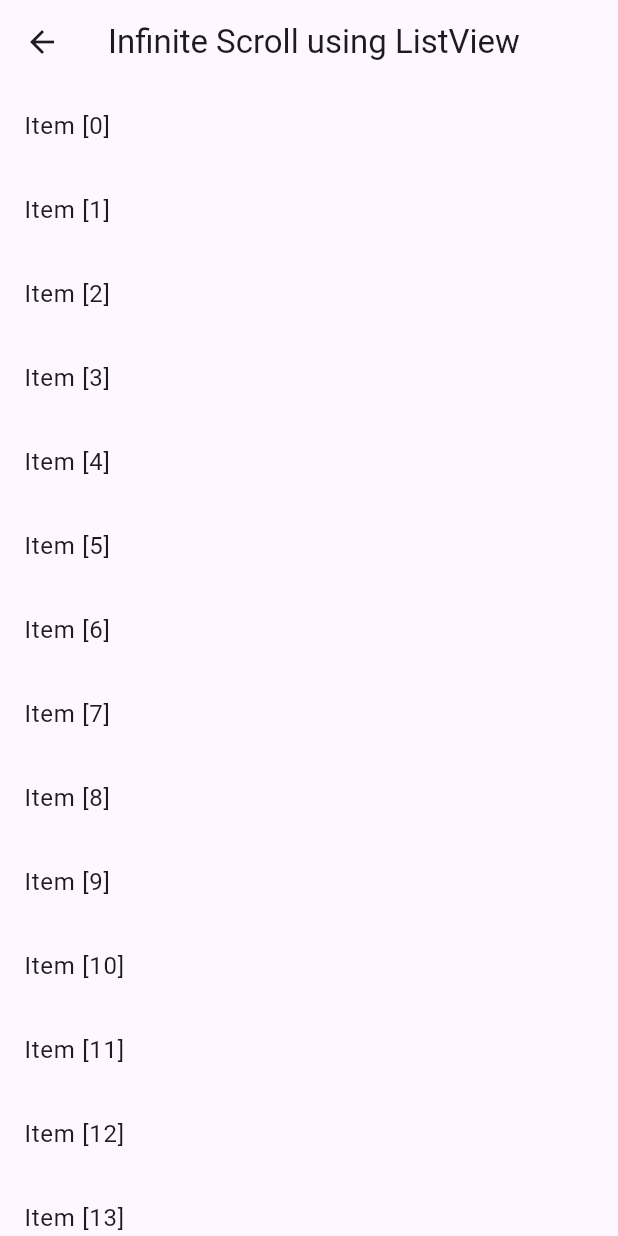
After one commit to HaiNguyen2404/mobile_stores_v2, a Flutter app: the ListviewPaging screen opened directly, on a phone screen of 412 x 824 dp. The commit adds this screen. Run offline on Flutter 3.47's test engine with Material 3 defaults, Android fonts, the phone set to English and light mode, and no system bars; our stand-ins replace dio, hive_flutter; accounts and stored records are empty; network calls fail.

Commit message:
Paging for Products list

```diff
--- /dev/null
+++ b/lib/listview_paging.dart
@@ -0,0 +1,72 @@
+import 'package:flutter/material.dart';
+
+class ListviewPaging extends StatefulWidget {
+  const ListviewPaging({super.key});
+
+  @override
+  State<ListviewPaging> createState() => _ListviewPagingState();
+}
+
+class _ListviewPagingState extends State<ListviewPaging> {
+  final ScrollController _scrollController = ScrollController();
+  final List<int> _data = List.generate(20, (index) => index); // Initial data
+
+  @override
+  void initState() {
+    super.initState();
+    _scrollController.addListener(_loadMoreData);
+  }
+
+  @override
+  void dispose() {
+    _scrollController.dispose();
+    super.dispose();
+  }
+
+  // void _loadMoreData() {
+  //   setState(() {
+  //     _data.addAll(List.generate(10, (index) => _data.length + index));
+  //   });
+  // }
+
+  void _loadMoreData() {
+    if (_scrollController.position.pixels ==
+        _scrollController.position.maxScrollExtent) {
+      // User has reached the end of the list
+      // Load more data or trigger pagination
+      setState(() {
+        _data.addAll(List.generate(10, (index) => _data.length + index));
+      });
+    }
+  }
+
+  @override
+  Widget build(BuildContext context) {
+    return Scaffold(
+      appBar: AppBar(
+        title: const Text('Infinite Scroll using ListView'),
+      ),
+      body: NotificationListener<ScrollNotification>(
+        onNotification: (notification) {
+          if (notification.metrics.extentAfter == 0) {
+            _loadMoreData();
+          }
+          return false;
+        },
+        child: ListView.builder(
+          controller: _scrollController,
+          itemCount: _data.length + 1, // Add 1 for loading indicator
+          itemBuilder: (_, index) {
+            if (index < _data.length) {
+              return ListTile(
+                title: Text('Item ${[index]}'),
+              );
+            } else {
+              return const Center(child: CircularProgressIndicator());
+            }
+          },
+        ),
+      ),
+    );
+  }
+}
--- a/lib/main.dart
+++ b/lib/main.dart
@@ -1,6 +1,7 @@
 import 'package:flutter/material.dart';
 import 'package:hive_flutter/hive_flutter.dart';
 import 'package:mobile_store/pages/layout.dart';
+import 'package:mobile_store/listview_paging.dart';
 
 void main() async {
   // initialize hive
--- a/lib/pages/cart_page.dart
+++ b/lib/pages/cart_page.dart
@@ -63,13 +63,14 @@ class _CartPageState extends State<CartPage> {
     });
   }
 
+  /// Checkout cart
   Future<void> submit() async {
     final body = jsonEncode({
       'total': grandTotal.toString(),
       'details': getOrderMapList(_orders),
     });
 
-    const url = 'http://192.168.0.8:8080/api/v1/orders';
+    const url = 'http://192.168.0.9:8080/api/v1/orders';
     final response = await Dio().post(url, data: body);
 
     if (response.statusCode == 201 && mounted) {
```
Also changed, not shown: lib/pages/home_page.dart (+66 -9 lines).
